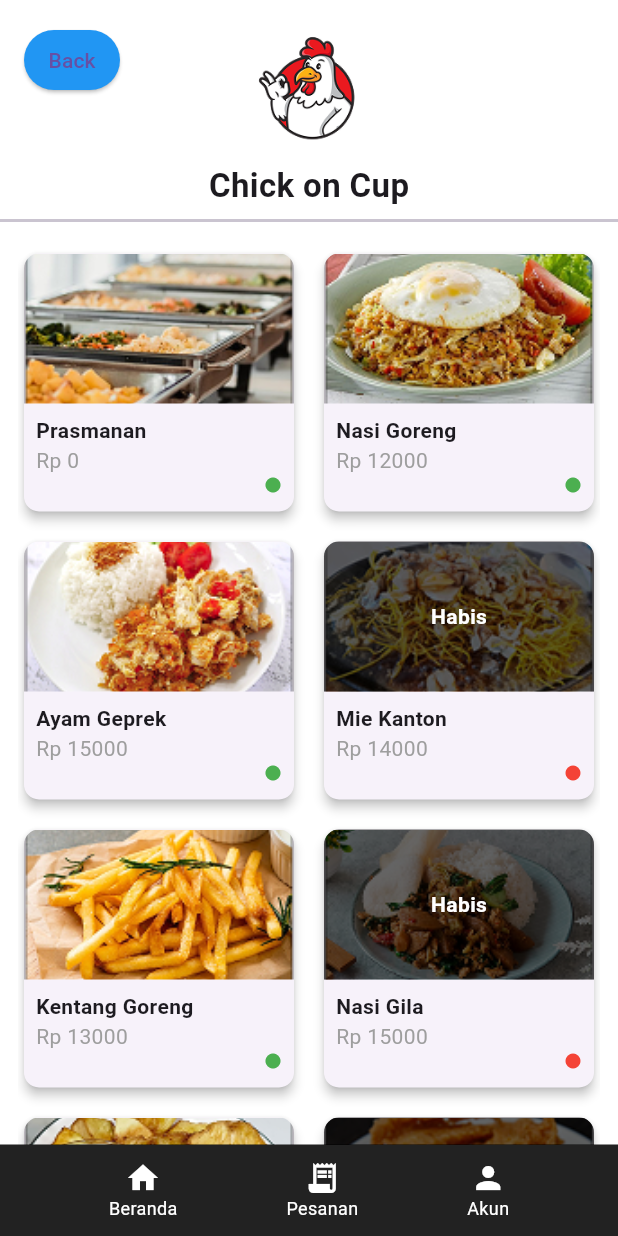
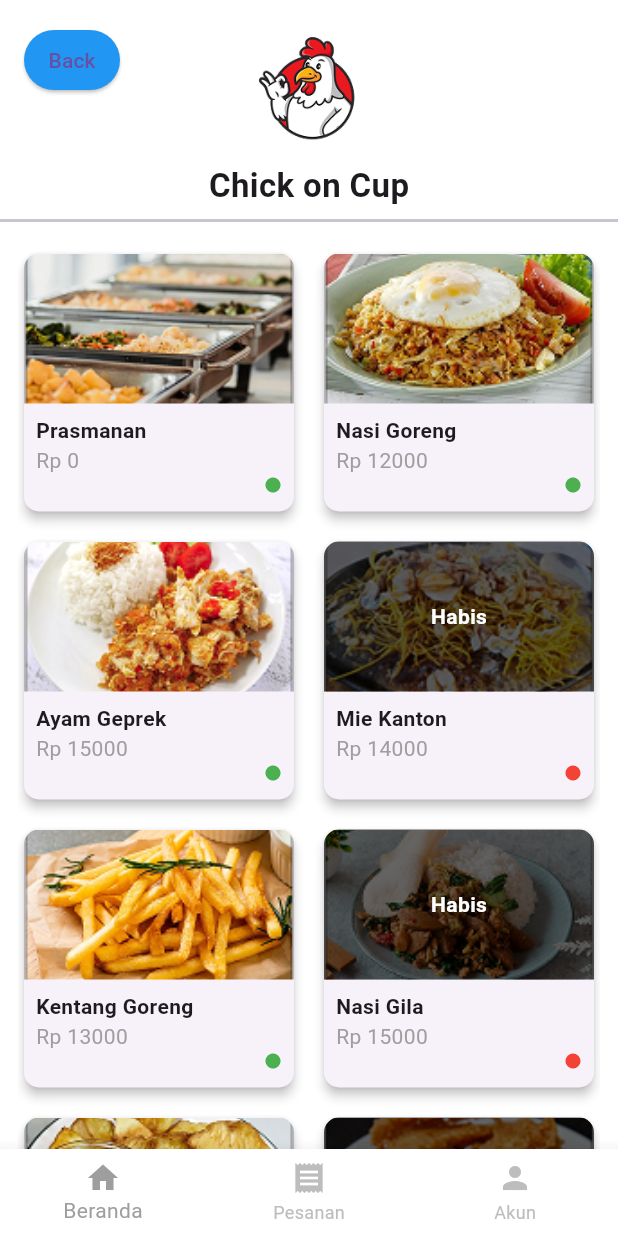
Before and after one commit to mzkyann/ALP-Canteen, a Flutter app: the Vendor1Page screen opened by its route, on a phone screen of 412 x 824 dp. Run offline on Flutter 3.47's test engine with Material 3 defaults, Android fonts, the phone set to English and light mode, and no system bars; our stand-ins replace flutter_riverpod; generated files the repository leaves out were written again.

Commit message:
Update vendor1.dart

```diff
--- a/ALP-Canteen-struktur-frontend/cipeats/lib/view/vendor1.dart
+++ b/ALP-Canteen-struktur-frontend/cipeats/lib/view/vendor1.dart
@@ -27,15 +27,15 @@ class Vendor1Page extends ConsumerWidget {
                 const Divider(thickness: 2),
                 const SizedBox(height: 10),
 
-                // Grid Menu
+                // Grid Menu yang responsif
                 Expanded(
                   child: Padding(
                     padding: const EdgeInsets.symmetric(horizontal: 12),
                     child: GridView.builder(
                       itemCount: menuItems.length,
-                      gridDelegate: const SliverGridDelegateWithFixedCrossAxisCount(
-                        crossAxisCount: 2,
-                        mainAxisExtent: 180,
+                      gridDelegate: SliverGridDelegateWithMaxCrossAxisExtent(
+                        maxCrossAxisExtent: 200, // Maksimal lebar card
+                        mainAxisExtent: 180, // Ukuran tinggi card
                         crossAxisSpacing: 12,
                         mainAxisSpacing: 12,
                       ),
@@ -107,20 +107,6 @@ class Vendor1Page extends ConsumerWidget {
                     ),
                   ),
                 ),
-
-                // Bottom Navigation
-                Container(
-                  color: Colors.black87,
-                  padding: const EdgeInsets.symmetric(vertical: 10),
-                  child: Row(
-                    mainAxisAlignment: MainAxisAlignment.spaceEvenly,
-                    children: const [
-                      IconWithLabel(icon: Icons.home, label: 'Beranda'),
-                      IconWithLabel(icon: Icons.receipt_long, label: 'Pesanan'),
-                      IconWithLabel(icon: Icons.person, label: 'Akun'),
-                    ],
-                  ),
-                )
               ],
             ),
 
@@ -142,25 +128,21 @@ class Vendor1Page extends ConsumerWidget {
           ],
         ),
       ),
+
+      // Bottom Navigation (Responsif seperti di Home)
+      bottomNavigationBar: BottomNavigationBar(
+        currentIndex: 0, // Atur index yang aktif sesuai kebutuhan
+        items: const [
+          BottomNavigationBarItem(icon: Icon(Icons.home), label: "Beranda"),
+          BottomNavigationBarItem(icon: Icon(Icons.receipt), label: "Pesanan"),
+          BottomNavigationBarItem(icon: Icon(Icons.person), label: "Akun"),
+        ],
+        selectedItemColor: Colors.grey,
+        unselectedItemColor: Colors.grey[400],
+        backgroundColor: Colors.white,
+        showUnselectedLabels: true, // Menampilkan label saat tidak terpilih
+        showSelectedLabels: true, // Menampilkan label saat terpilih
+      ),
     );
   }
 }
-
-class IconWithLabel extends StatelessWidget {
-  final IconData icon;
-  final String label;
-
-  const IconWithLabel({super.key, required this.icon, required this.label});
-
-  @override
-  Widget build(BuildContext context) {
-    return Column(
-      mainAxisSize: MainAxisSize.min,
-      children: [
-        Icon(icon, color: Colors.white),
-        Text(label,
-            style: const TextStyle(color: Colors.white, fontSize: 12)),
-      ],
-    );
-  }
-}
```
